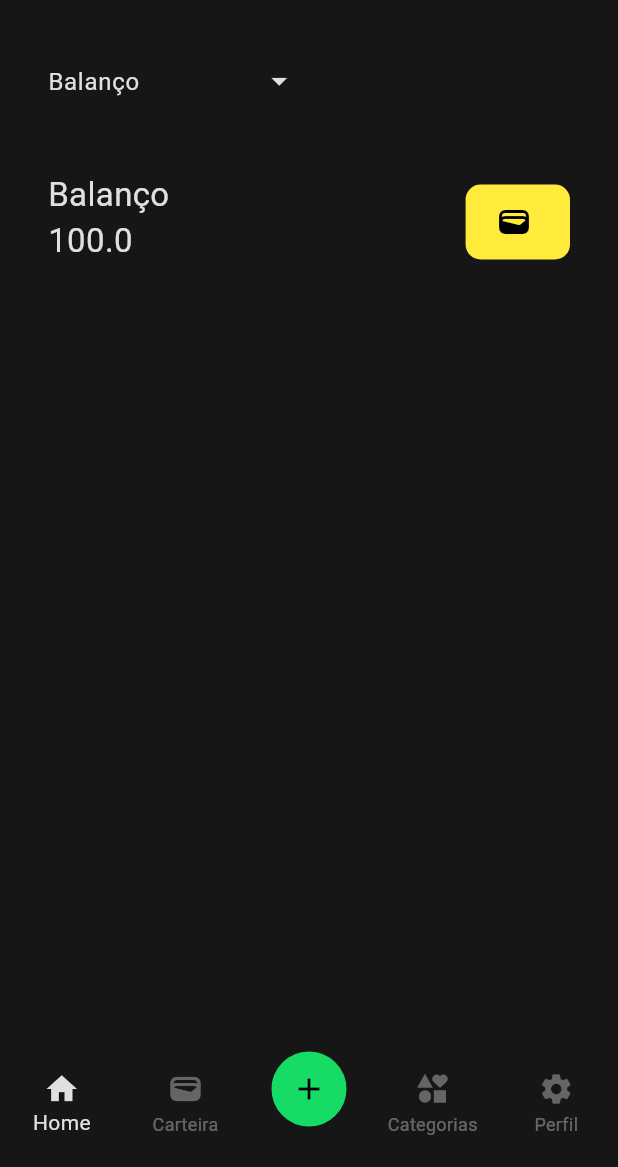
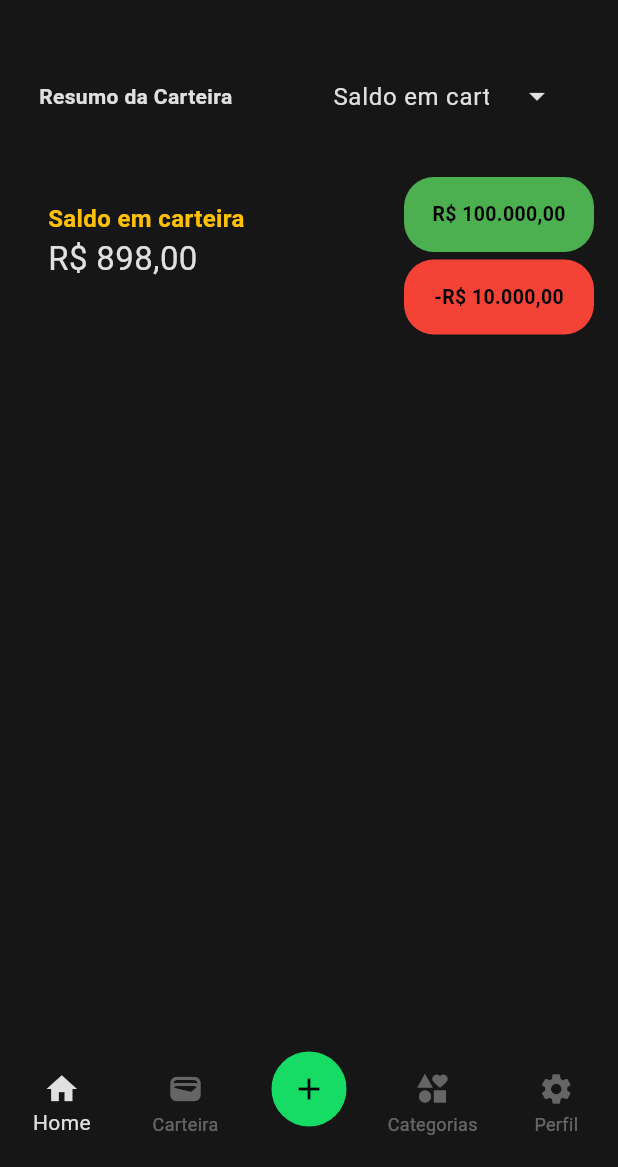
Before and after one commit to douglasgmsantos/dindin, a Flutter app: the screen it shows after launch, on a phone screen of 412 x 824 dp, the part 69-1236 px from its top. Run offline on Flutter 3.47's test engine with Material 2 defaults, Android fonts, the phone set to English and light mode, and no system bars; our stand-ins replace get; Roboto replaces fonts that are missing (Montserrat).

Commit message:
REFACTOR: Refazendo componentes de listagem de carteiras e resumo da carteira

```diff
--- a/lib/src/pages/home/view/home_page.dart
+++ b/lib/src/pages/home/view/home_page.dart
@@ -1,7 +1,7 @@
 import 'package:dindin/constants/constants.dart';
 import 'package:dindin/src/pages/home/controller/home_controller.dart';
 import 'package:dindin/src/pages/home/view/widgets/container_price_with_type_widget.dart';
-import 'package:dindin/src/pages/home/view/widgets/list_type_transaction_widget.dart';
+import 'package:dindin/src/pages/home/view/widgets/list_wallets_widget.dart';
 import 'package:flutter/material.dart';
 import 'package:get/get.dart';
 
@@ -30,15 +30,16 @@ class HomePage extends StatelessWidget {
         padding: const EdgeInsets.all(Constants.paddingPageDefault),
         child: GetBuilder<HomeController>(
           builder: (controller) {
-            return ListView(
+            return Column(
+              crossAxisAlignment: CrossAxisAlignment.end,
               children: [
-                ListTypeTransactionWidget(
+                ListWalletsWidget(
                   onChanged: controller.changeButtonAction,
                   typeSelected: controller.buttonActionType,
                 ),
                 ContainerPriceWithTypeWidget(
                   description: controller.buttonActionType.description,
-                  value: 100,
+                  value: 898,
                   buttonActionType: controller.buttonActionType,
                 ),
               ],
--- a/lib/src/pages/home/view/widgets/button_action_widget.dart
+++ b/lib/src/pages/home/view/widgets/button_action_widget.dart
@@ -3,19 +3,19 @@ import 'package:flutter/material.dart';
 enum ButtonActionType {
   income(
     name: "income",
-    description: "Saldo",
+    description: "Recebidos",
     color: Colors.green,
     icon: Icons.arrow_circle_up,
   ),
   outcome(
     name: "outcome",
-    description: "Despesas",
+    description: "A pagar",
     color: Colors.red,
     icon: Icons.arrow_circle_down,
   ),
   balance(
     name: "balance",
-    description: "Balanço",
+    description: "Saldo em carteira",
     color: Colors.yellow,
     icon: Icons.wallet,
   );
--- a/lib/src/pages/home/view/widgets/container_price_with_type_widget.dart
+++ b/lib/src/pages/home/view/widgets/container_price_with_type_widget.dart
@@ -1,4 +1,5 @@
 import 'package:dindin/src/pages/home/view/widgets/button_action_widget.dart';
+import 'package:dindin/src/utils/formatValue.dart';
 import 'package:flutter/material.dart';
 
 class ContainerPriceWithTypeWidget extends StatelessWidget {
@@ -15,12 +16,19 @@ class ContainerPriceWithTypeWidget extends StatelessWidget {
   @override
   Widget build(BuildContext context) {
     ColorScheme colorScheme = Theme.of(context).colorScheme;
+    FormatValue formatValue = FormatValue();
+
     return Container(
       margin: const EdgeInsets.only(
         top: 16,
       ),
-      width: double.maxFinite,
-      height: 100,
+      child: Row(
+        children: [
+          Expanded(
+            flex: 2,
+            child: Container(
+              height: 110,
+              margin: const EdgeInsets.only(right: 10),
               decoration: BoxDecoration(
                 color: colorScheme.surface,
                 borderRadius: BorderRadius.circular(20),
@@ -35,21 +43,71 @@ class ContainerPriceWithTypeWidget extends StatelessWidget {
                       child: Column(
                         crossAxisAlignment: CrossAxisAlignment.start,
                         children: [
-                  Text(description, style: const TextStyle(fontSize: 22)),
-                  Text(value.toString(), style: const TextStyle(fontSize: 22)),
+                          Text(
+                            description,
+                            style: const TextStyle(
+                                fontSize: 16,
+                                fontWeight: FontWeight.w700,
+                                color: Colors.amber),
+                          ),
+                          Text(formatValue.priceToCurrency(value),
+                              style: const TextStyle(fontSize: 22)),
                         ],
                       ),
                     ),
+                  ],
+                ),
+              ),
+            ),
+          ),
           Expanded(
-              child: Container(
+              flex: 1,
+              child: SizedBox(
+                height: 110,
+                child: Column(
+                  children: [
+                    LabelOutcomeIncome(
+                      value: formatValue.priceToCurrency(100000.0),
+                      color: Colors.green,
+                    ),
+                    LabelOutcomeIncome(
+                      value: formatValue.priceToCurrency(-10000.0),
+                      color: Colors.red,
+                    ),
+                  ],
+                ),
+              ))
+        ],
+      ),
+    );
+  }
+}
+
+class LabelOutcomeIncome extends StatelessWidget {
+  const LabelOutcomeIncome(
+      {super.key, required this.value, required this.color});
+
+  final String value;
+  final Color color;
+
+  @override
+  Widget build(BuildContext context) {
+    return Container(
+      margin: const EdgeInsets.only(bottom: 5),
+      width: double.maxFinite,
+      height: 50,
       decoration: BoxDecoration(
-                    color: buttonActionType.color,
-                    borderRadius: BorderRadius.circular(10)),
-                child: ButtonActionWidget(
-                    selected: true, type: buttonActionType, onChanged: () {}),
+        color: color,
+        borderRadius: BorderRadius.circular(20),
       ),
-            )
-          ],
+      child: Center(
+        child: Text(
+          value,
+          style: const TextStyle(
+            fontWeight: FontWeight.bold,
+            color: Colors.black,
+            fontSize: 13,
+          ),
         ),
       ),
     );
--- a/lib/src/pages/home/view/widgets/list_type_transaction_widget.dart
+++ /dev/null
@@ -1,56 +0,0 @@
-import 'package:dindin/src/pages/home/view/widgets/button_action_widget.dart';
-import 'package:flutter/material.dart';
-
-class ListTypeTransactionWidget extends StatelessWidget {
-  const ListTypeTransactionWidget({
-    super.key,
-    required this.typeSelected,
-    required this.onChanged,
-  });
-
-  final ButtonActionType typeSelected;
-  final void Function(ButtonActionType) onChanged;
-
-  @override
-  Widget build(BuildContext context) {
-    return DropdownMenu(
-        inputDecorationTheme: const InputDecorationTheme(
-          outlineBorder: BorderSide(width: 0),
-          border: OutlineInputBorder(borderSide: BorderSide.none),
-        ),
-        initialSelection: typeSelected,
-        onSelected: (value) {
-          onChanged(value!);
-        },
-        dropdownMenuEntries: List.of([
-          ButtonActionType.balance,
-          ButtonActionType.income,
-          ButtonActionType.outcome,
-        ])
-            .map(
-              (type) => DropdownMenuEntry<ButtonActionType>(
-                leadingIcon: Icon(type.icon),
-                value: type,
-                label: type.description,
-              ),
-            )
-            .toList());
-
-    // return Row(
-    //   children: List.of([
-    //     ButtonActionType.balance,
-    //     ButtonActionType.income,
-    //     ButtonActionType.outcome,
-    //   ])
-    //       .map((type) => Expanded(
-    //             flex: typeSelected == type ? 1 : 2,
-    //             child: ButtonActionWidget(
-    //               selected: typeSelected == type,
-    //               type: type,
-    //               onChanged: () => onChanged(type),
-    //             ),
-    //           ))
-    //       .toList(),
-    // );
-  }
-}
--- /dev/null
+++ b/lib/src/pages/home/view/widgets/list_wallets_widget.dart
@@ -0,0 +1,66 @@
+import 'package:dindin/src/pages/home/view/widgets/button_action_widget.dart';
+import 'package:flutter/material.dart';
+
+class ListWalletsWidget extends StatelessWidget {
+  const ListWalletsWidget({
+    super.key,
+    required this.typeSelected,
+    required this.onChanged,
+  });
+
+  final ButtonActionType typeSelected;
+  final void Function(ButtonActionType) onChanged;
+
+  @override
+  Widget build(BuildContext context) {
+    ColorScheme colorScheme = Theme.of(context).colorScheme;
+
+    return Container(
+      padding: const EdgeInsets.all(10),
+      decoration: BoxDecoration(
+        color: colorScheme.surface,
+        borderRadius: BorderRadius.circular(20),
+      ),
+      child: Row(
+        mainAxisAlignment: MainAxisAlignment.spaceBetween,
+        children: [
+          const Expanded(
+            child: Text(
+              "Resumo da Carteira",
+              style: TextStyle(fontWeight: FontWeight.bold),
+            ),
+          ),
+          Expanded(
+            child: DropdownMenu(
+                inputDecorationTheme: const InputDecorationTheme(
+                  constraints: BoxConstraints(
+                    maxWidth: 190,
+                  ),
+                  outlineBorder: BorderSide(width: 0),
+                  border: OutlineInputBorder(
+                    borderSide: BorderSide.none,
+                  ),
+                ),
+                initialSelection: typeSelected,
+                onSelected: (value) {
+                  onChanged(value!);
+                },
+                dropdownMenuEntries: List.of([
+                  ButtonActionType.balance,
+                  ButtonActionType.income,
+                  ButtonActionType.outcome,
+                ])
+                    .map(
+                      (type) => DropdownMenuEntry<ButtonActionType>(
+                        leadingIcon: Icon(type.icon),
+                        value: type,
+                        label: type.description,
+                      ),
+                    )
+                    .toList()),
+          ),
+        ],
+      ),
+    );
+  }
+}
--- /dev/null
+++ b/lib/src/utils/formatValue.dart
@@ -0,0 +1,19 @@
+// ignore_for_file: depend_on_referenced_packages
+
+import 'package:intl/date_symbol_data_local.dart';
+import 'package:intl/intl.dart';
+
+class FormatValue {
+  String priceToCurrency(double price) {
+    NumberFormat numberFormat =
+        NumberFormat.simpleCurrency(locale: 'pt_BR', decimalDigits: 2);
+    return numberFormat.format(price);
+  }
+
+  String formatDateTime(DateTime dateTime) {
+    initializeDateFormatting();
+    DateFormat dateFormat = DateFormat.yMd('pt_BR').add_Hm();
+
+    return dateFormat.format(dateTime);
+  }
+}
--- a/pubspec.yaml
+++ b/pubspec.yaml
@@ -16,6 +16,8 @@ dev_dependencies:
     sdk: flutter
   flutter_lints: ^2.0.0
   flutter_launcher_icons: ^0.13.1
+  intl: ^0.18.1
+  fluttertoast: ^8.2.2
 
 flutter:
   uses-material-design: true
```
Also changed, not shown: pubspec.lock, 3 other files. Lines whose indentation alone changed are shown as unchanged.
